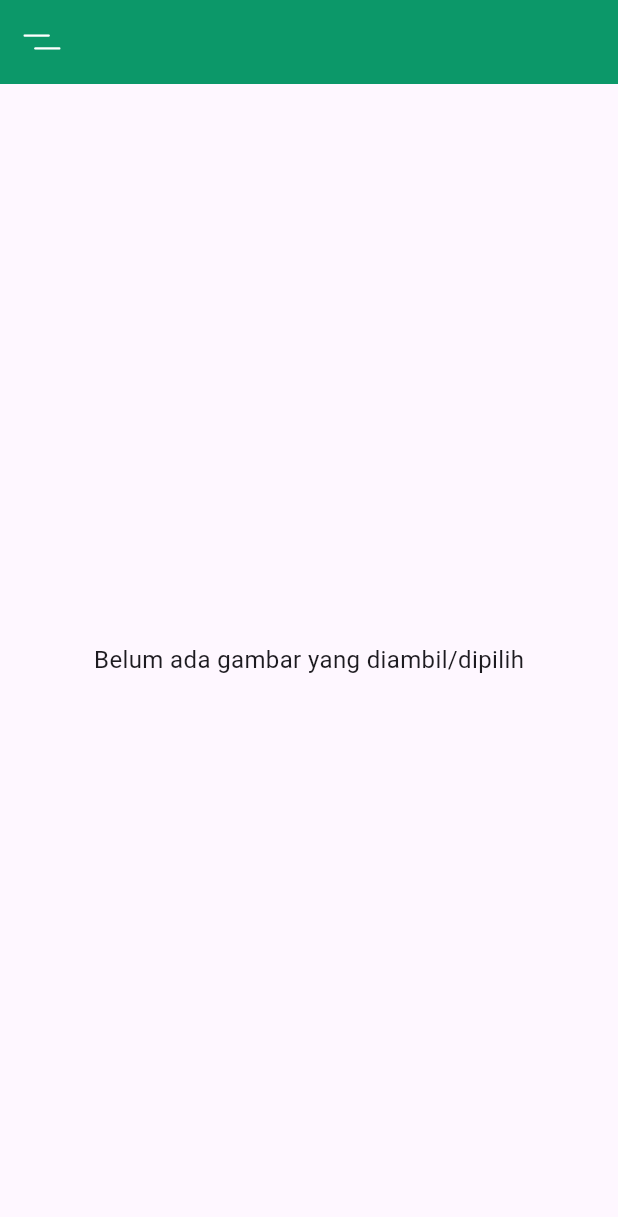
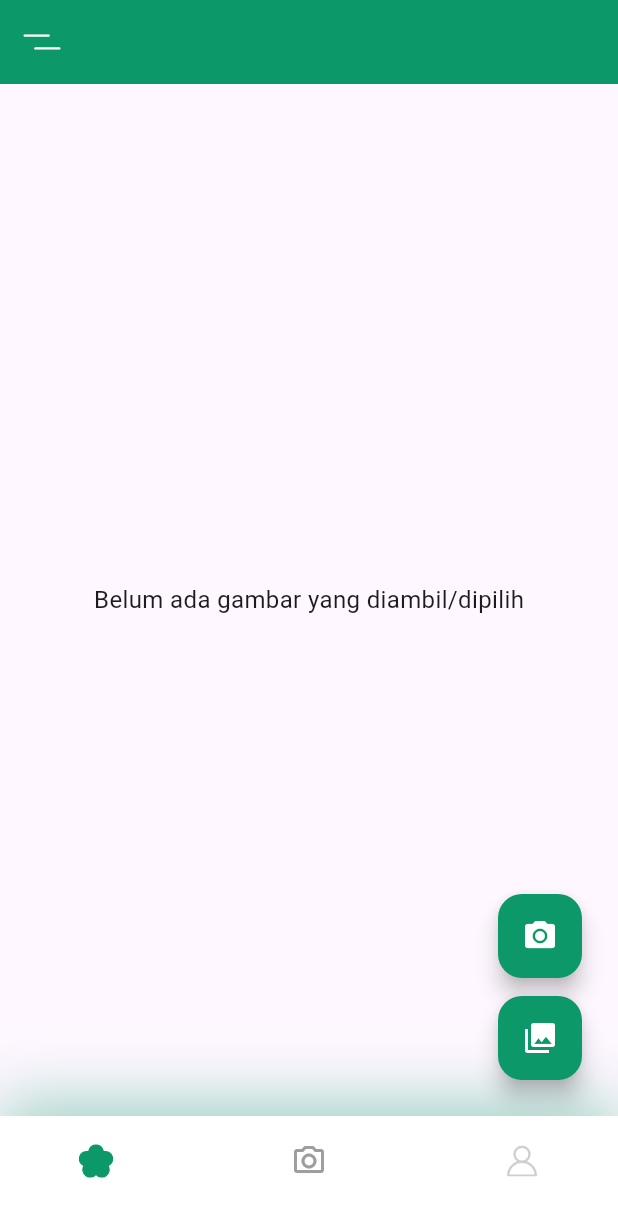
Before and after one commit to Rangga857/PlantApp, a Flutter app: the PicturePage screen opened directly, on a phone screen of 412 x 824 dp. Shown: the top 1217 px of the screen. Run offline on Flutter 3.47's test engine with Material 3 defaults, Android fonts, the phone set to English and light mode, and no system bars; our stand-ins replace camera, flutter_bloc, flutter_svg, image_picker, permission_handler.

Commit message:
add floatingactionbutton dan bottomnavbar

```diff
--- a/lib/screens/camera/picture_page.dart
+++ b/lib/screens/camera/picture_page.dart
@@ -5,6 +5,7 @@ import 'package:flutter_bloc/flutter_bloc.dart';
 import 'package:plantapp_mobile/bloc/camera_bloc.dart';
 import 'package:plantapp_mobile/bloc/camera_event.dart';
 import 'package:plantapp_mobile/bloc/camera_state.dart';
+import 'package:plantapp_mobile/components/my_bottom_nav_bar.dart';
 import 'package:plantapp_mobile/constrants.dart';
 import 'package:plantapp_mobile/screens/home/home_screen.dart';
 
@@ -74,6 +75,40 @@ class PicturePage extends StatelessWidget {
           },
         ),
       ),
+      floatingActionButton: Padding(
+        padding: const EdgeInsets.only(right: 8.0, bottom: 8.0),
+        child: Column(
+          mainAxisSize: MainAxisSize.min,
+          children: [
+            FloatingActionButton(
+              heroTag: 'cameraBtn',
+              onPressed: () {
+                final bloc = context.read<CameraBloc>();
+                if (bloc.state is! CameraReady) {
+                  bloc.add(InitializeCamera());
+                }
+                bloc.add(OpenCameraAndCapture(context));
+              },
+              tooltip: 'Ambil Foto',
+              backgroundColor: kPrimaryColor,
+              foregroundColor: Colors.white,
+              child: const Icon(Icons.camera_alt),
+            ),
+            const SizedBox(height: 12),
+            FloatingActionButton(
+              heroTag: 'galleryBtn',
+              onPressed: () {
+                context.read<CameraBloc>().add(PickImageFromGallery());
+              },
+              tooltip: 'Pilih dari Galeri',
+              backgroundColor: kPrimaryColor,
+              foregroundColor: Colors.white,
+              child: const Icon(Icons.photo_library),
+            ),
+          ],
+        ),
+      ),
+      bottomNavigationBar: const MyBottomNavBar(),
     );
   }
 }
```
